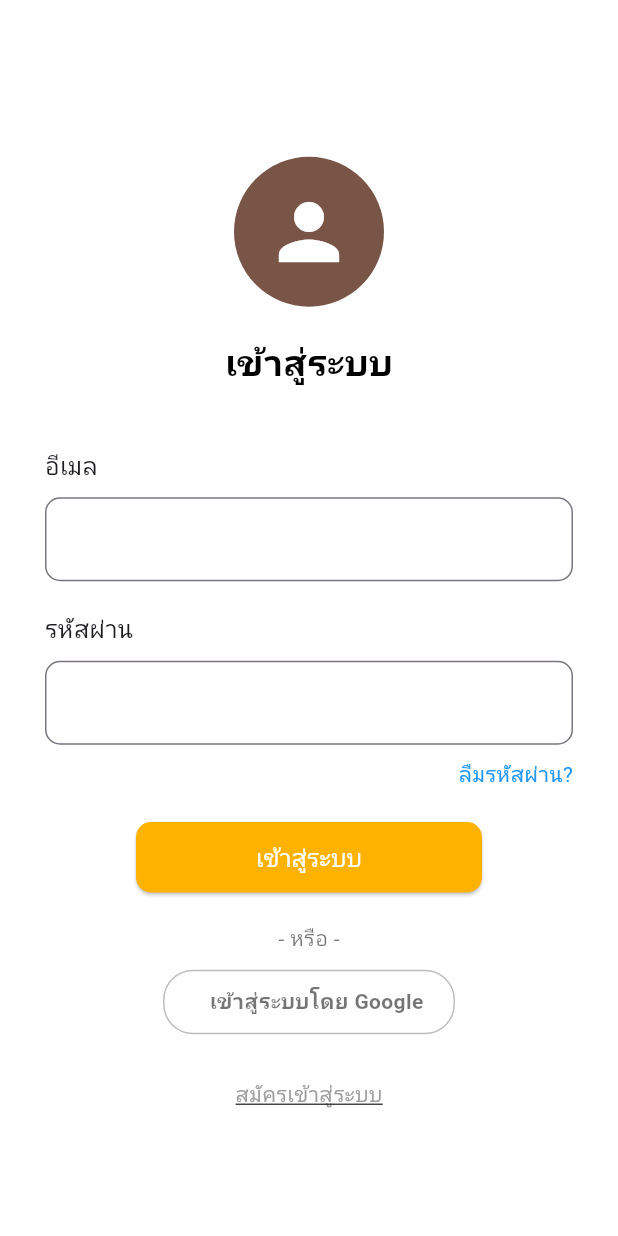
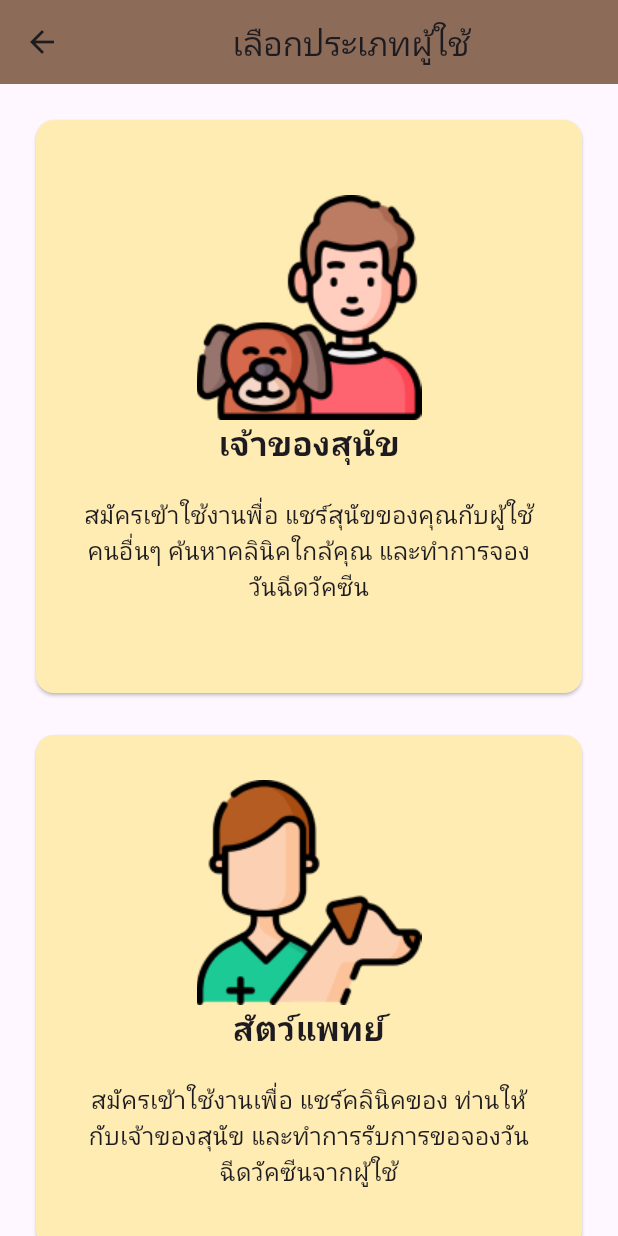
Before and after one commit to Phuwapon999/Puppal_Application-, a Flutter app: the screen it shows after launch, after a tap on "สมัครเข้าสู่ระบบ", on a phone screen of 412 x 824 dp. Run offline on Flutter 3.47's test engine with Material 3 defaults, Android fonts, the phone set to English and light mode, and no system bars; our stand-ins replace flutter_svg, get.

Commit message:
add user registerType select page NEXT(do a clinic map select clinicPlace)

```diff
--- a/lib/pages_user/login_page.dart
+++ b/lib/pages_user/login_page.dart
@@ -2,6 +2,8 @@ import 'package:flutter/material.dart';
 import 'package:get/get.dart';
 import 'package:puppal_application/navbar/navbar_user.dart';
 import 'package:puppal_application/pages_user/%E0%B9%89home_page.dart';
+import 'package:puppal_application/pages_user/registerType_page.dart';
+import 'package:puppal_application/pages_user/registerUser_page.dart';
 
 class LoginPage extends StatefulWidget {
   const LoginPage({super.key});
@@ -159,6 +161,7 @@ class _LoginPageState extends State<LoginPage> {
               Center(
                 child: GestureDetector(
                   onTap: () {
+                    Get.to(() => const RegistertypePage());
                     // Add Register Action Here
                   },
                   child: const Text(
--- /dev/null
+++ b/lib/pages_user/registerType_page.dart
@@ -0,0 +1,92 @@
+import 'package:flutter/material.dart';
+import 'package:get/get.dart';
+import 'package:puppal_application/pages_user/registerUser_page.dart';
+
+class RegistertypePage extends StatefulWidget {
+  const RegistertypePage({super.key});
+
+  @override
+  State<RegistertypePage> createState() => _RegistertypePageState();
+}
+
+class _RegistertypePageState extends State<RegistertypePage> {
+  @override
+  Widget build(BuildContext context) {
+    return Scaffold(
+      appBar: AppBar(
+        title: const Center(child: Text('เลือกประเภทผู้ใช้')),
+        backgroundColor: const Color(0xFF8C6C59),
+      ),
+      body: SingleChildScrollView(
+        child: Column(
+          children: [
+            Padding(
+              padding: const EdgeInsets.all(20),
+              child: GestureDetector(
+                onTap: () {
+                  Get.to(() => RegisteruserPage(idx: 1));
+                },
+                child: Card(
+                  color: const Color(0xFFFFECB3),
+                  child: Padding(
+                    padding: const EdgeInsets.symmetric(vertical: 50),
+                    child: Column(
+                      children: [
+                        Image.asset('assets/images/userType.png'),
+                        const Text(
+                          'เจ้าของสุนัข',
+                          style: TextStyle(
+                              fontSize: 22, fontWeight: FontWeight.bold),
+                        ),
+                        const Padding(
+                          padding: EdgeInsets.fromLTRB(30, 20, 30, 10),
+                          child: Text(
+                            'สมัครเข้าใช้งานพื่อ แชร์สุนัขของคุณกับผู้ใช้คนอื่นๆ ค้นหาคลินิคใกล้คุณ และทำการจองวันฉีดวัคซีน',
+                            textAlign: TextAlign.center,
+                            style: TextStyle(fontSize: 16),
+                          ),
+                        )
+                      ],
+                    ),
+                  ),
+                ),
+              ),
+            ),
+            Padding(
+              padding: const EdgeInsets.fromLTRB(20, 0, 20, 50),
+              child: GestureDetector(
+                onTap: () {
+                  Get.to(() => RegisteruserPage(idx: 2));
+                },
+                child: Card(
+                  color: const Color(0xFFFFECB3),
+                  child: Padding(
+                    padding: const EdgeInsets.symmetric(vertical: 30),
+                    child: Column(
+                      children: [
+                        Image.asset('assets/images/clinicType.png'),
+                        const Text(
+                          'สัตว์แพทย์',
+                          style: TextStyle(
+                              fontSize: 22, fontWeight: FontWeight.bold),
+                        ),
+                        const Padding(
+                          padding: EdgeInsets.fromLTRB(30, 20, 30, 10),
+                          child: Text(
+                            'สมัครเข้าใช้งานเพื่อ แชร์คลินิคของ ท่านให้กับเจ้าของสุนัข และทำการรับการขอจองวันฉีดวัคซีนจากผู้ใช้',
+                            textAlign: TextAlign.center,
+                            style: TextStyle(fontSize: 16),
+                          ),
+                        )
+                      ],
+                    ),
+                  ),
+                ),
+              ),
+            )
+          ],
+        ),
+      ),
+    );
+  }
+}
--- a/pubspec.yaml
+++ b/pubspec.yaml
@@ -61,9 +61,8 @@ flutter:
   uses-material-design: true
 
   # To add assets to your application, add an assets section, like this:
-  # assets:
-  #   - images/a_dot_burr.jpeg
-  #   - images/a_dot_ham.jpeg
+  assets:
+    - assets/images/
 
   # An image asset can refer to one or more resolution-specific "variants", see
   # https://flutter.dev/to/resolution-aware-images
```
Also changed, not shown: lib/pages_user/registerClinicMap.dart (added, +54 -0 lines), lib/pages_user/registerUser_page.dart (added, +329 -0 lines), assets/images/clinicType.png (added), assets/images/userType.png (added), pubspec.lock.
